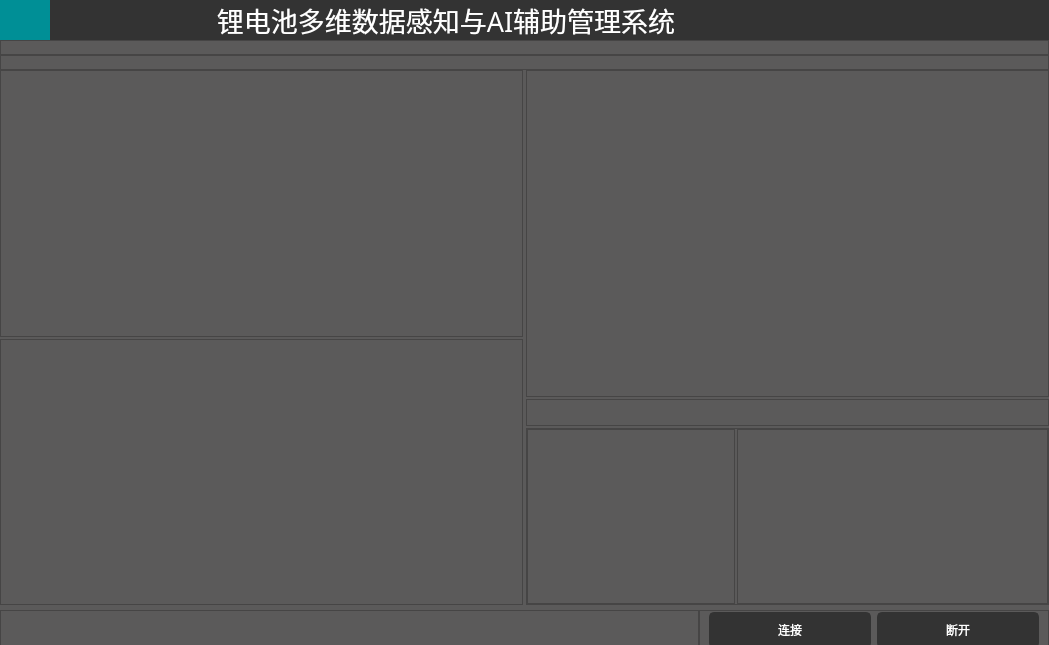
Old version of the form ui/ui_main.ui in the repository saberrin/EIS_GUI.
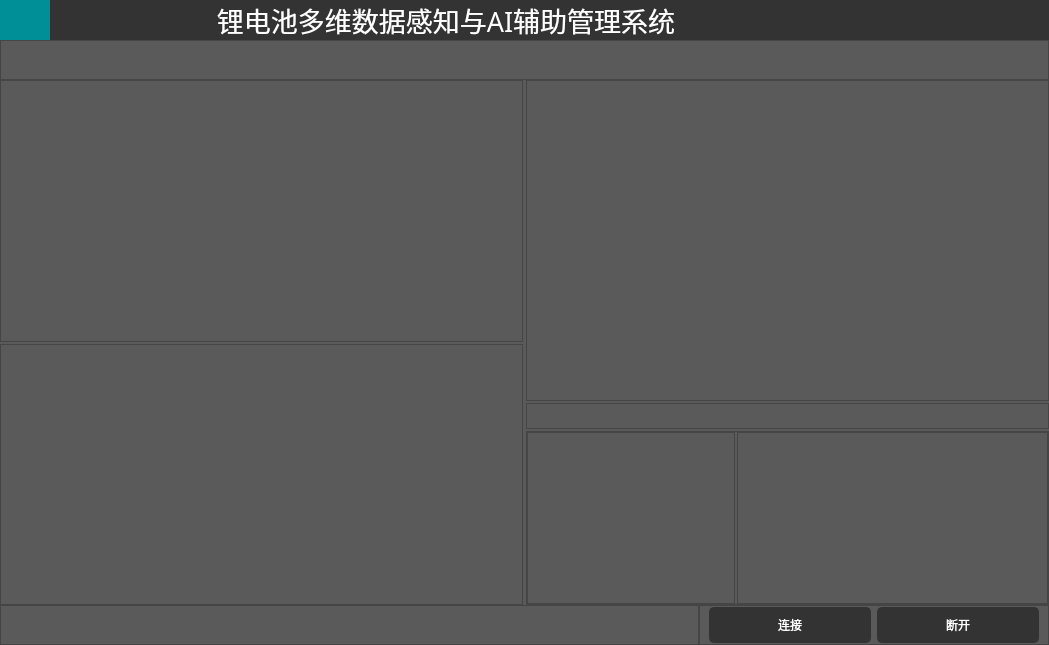
New version of the form. Icons and pictures are not drawn.

```diff
--- a/ui/ui_main.ui
+++ b/ui/ui_main.ui
@@ -573,7 +573,7 @@
             <property name="minimumSize">
              <size>
               <width>0</width>
-              <height>30</height>
+              <height>40</height>
              </size>
             </property>
             <property name="maximumSize">
@@ -590,7 +590,7 @@
             </property>
             <layout class="QHBoxLayout" name="horizontalLayout_38">
              <property name="spacing">
-              <number>5</number>
+              <number>2</number>
              </property>
              <property name="leftMargin">
               <number>0</number>
@@ -604,39 +604,6 @@
              <property name="bottomMargin">
               <number>0</number>
              </property>
-             <item>
-              <widget class="QFrame" name="frame_14">
-               <property name="sizePolicy">
-                <sizepolicy hsizetype="Preferred" vsizetype="Fixed">
-                 <horstretch>0</horstretch>
-                 <verstretch>0</verstretch>
-                </sizepolicy>
-               </property>
-               <property name="frameShape">
-                <enum>QFrame::StyledPanel</enum>
-               </property>
-               <property name="frameShadow">
-                <enum>QFrame::Raised</enum>
-               </property>
-               <layout class="QHBoxLayout" name="horizontalLayout_21">
-                <property name="spacing">
-                 <number>0</number>
-                </property>
-                <property name="leftMargin">
-                 <number>0</number>
-                </property>
-                <property name="topMargin">
-                 <number>0</number>
-                </property>
-                <property name="rightMargin">
-                 <number>0</number>
-                </property>
-                <property name="bottomMargin">
-                 <number>0</number>
-                </property>
-               </layout>
-              </widget>
-             </item>
             </layout>
            </widget>
           </item>
@@ -1285,7 +1252,7 @@
             <property name="maximumSize">
              <size>
               <width>16777215</width>
-              <height>30</height>
+              <height>40</height>
              </size>
             </property>
             <property name="styleSheet">
```
